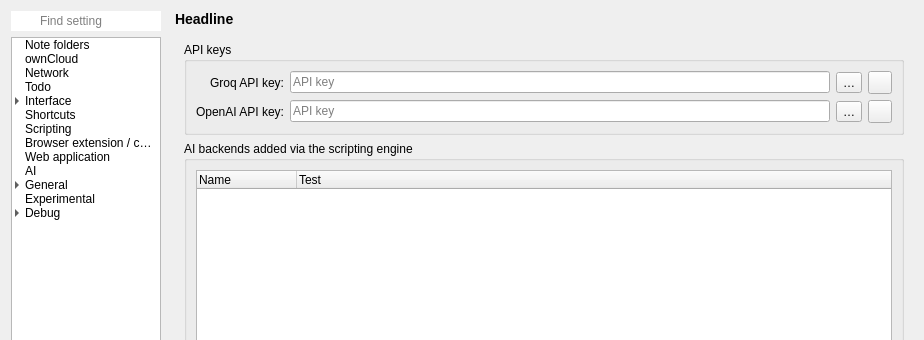
Old version of the form src/dialogs/settingsdialog.ui in the repository pbek/QOwnNotes; both pictures show x 0 to 924 and y 0 to 340 of the 924 by 1178 pixel window.
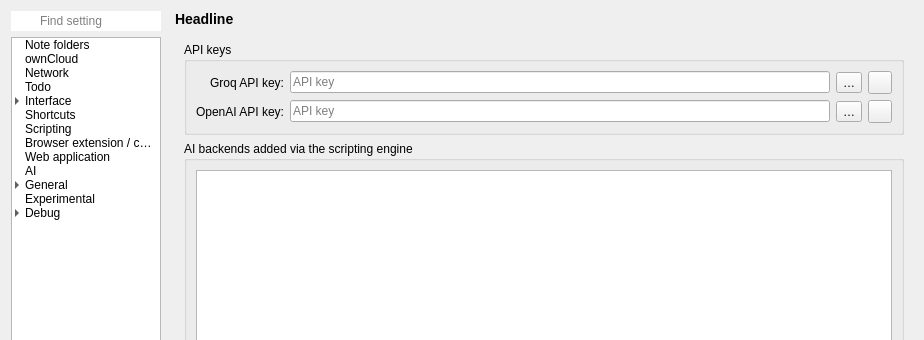
New version of the form. Icons and pictures are not drawn. Custom widgets are drawn as their Qt base class.

Commit message: #3064 fix: AI backends tree generation and UI

Patch:
```diff
--- a/src/dialogs/settingsdialog.ui
+++ b/src/dialogs/settingsdialog.ui
@@ -7006,6 +7006,12 @@
                     <verstretch>0</verstretch>
                    </sizepolicy>
                   </property>
+                  <property name="rootIsDecorated">
+                   <bool>false</bool>
+                  </property>
+                  <attribute name="headerVisible">
+                   <bool>false</bool>
+                  </attribute>
                   <column>
                    <property name="text">
                     <string notr="true">Name</string>
@@ -7018,7 +7024,7 @@
                   </column>
                   <column>
                    <property name="text">
-                    <string></string>
+                    <string notr="true">-</string>
                    </property>
                   </column>
                  </widget>
```
The commit also changes 1 other file.
